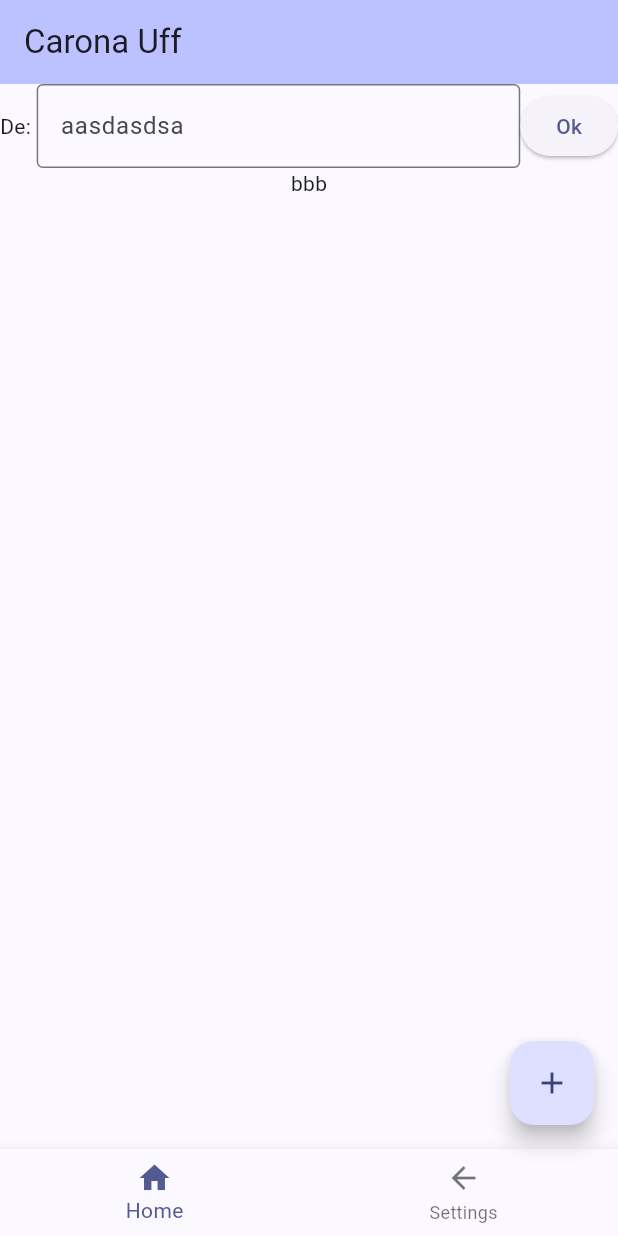
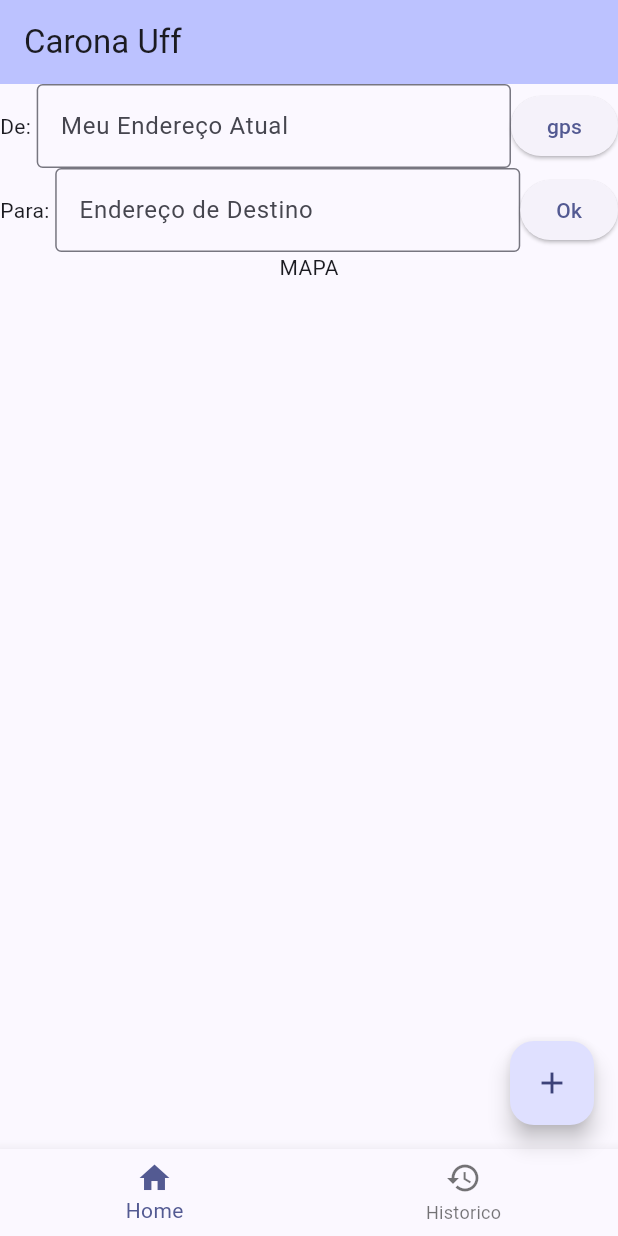
Before and after one commit to ES-2024-1-SDC/sdc-front, a Flutter app: the screen it shows after launch, after a tap on "Ok", on a phone screen of 412 x 824 dp. Run offline on Flutter 3.47's test engine with Material 3 defaults, Android fonts, the phone set to English and light mode, and no system bars; missing offline and left inert: expandable_menu.

Commit message:
220424_1

```diff
--- a/sdc_front/lib/main.dart
+++ b/sdc_front/lib/main.dart
@@ -34,8 +34,11 @@ class MyHomePage extends StatefulWidget {
 class _MyHomePageState extends State<MyHomePage> {
   int _counter = 0;
   String textLabel1='De: ';
-  String textInput1='';
-  final TextEditingController _controller = TextEditingController();
+  String textLabel2='Para: ';
+  String textInputDe='';
+  String textInputPara='';
+  final TextEditingController _controller1 = TextEditingController();
+  final TextEditingController _controller2 = TextEditingController();
 
   void _incrementCounter() {
     setState(() {
@@ -67,12 +70,23 @@ class _MyHomePageState extends State<MyHomePage> {
                 Text(textLabel1),
                 Expanded(child:
                 TextField(decoration: InputDecoration(
-                    border: OutlineInputBorder(),hintText: 'aasdasdsa'),controller: _controller))
-                    ,
-                ElevatedButton(onPressed: (){print(_controller.text);}, child: Text('Ok'))
+                    border: OutlineInputBorder(),hintText: 'Meu Endereço Atual'),controller: _controller1)),
+                ElevatedButton(onPressed: gpsButton1, child: Text('gps'))
               ],
             ),
-            Text('bbb')])
+            Row(
+              mainAxisAlignment: MainAxisAlignment.start,
+              crossAxisAlignment: CrossAxisAlignment.center,
+              children: [
+                Text(textLabel2),
+                Expanded(child:
+                TextField(decoration: InputDecoration(
+                    border: OutlineInputBorder(),hintText: 'Endereço de Destino'),controller: _controller2))
+                    ,
+                ElevatedButton(onPressed: (){okButton1();}, child: Text('Ok'))
+              ],
+            ),
+            Text('MAPA')])
           ),)
 
       ,
@@ -83,8 +97,22 @@ class _MyHomePageState extends State<MyHomePage> {
       ), // This trailing comma makes auto-formatting nicer for build methods.
       bottomNavigationBar: BottomNavigationBar(items: const [
         BottomNavigationBarItem(label: 'Home',icon: Icon(Icons.home)),
-        BottomNavigationBarItem(label: 'Settings',icon: Icon(Icons.arrow_back))
+        BottomNavigationBarItem(label: 'Historico',icon: Icon(Icons.history))
       ]),
     );
   }
+
+void okButton1(){
+  textInputDe=_controller1.text;
+  textInputPara=_controller2.text;
+  _controller1.clear();_controller2.clear();
+  setState(() { });
+  print(textInputDe+textInputPara);
+  return;
 }
+void gpsButton1(){
+  return;
+}
+
+
+}
```
